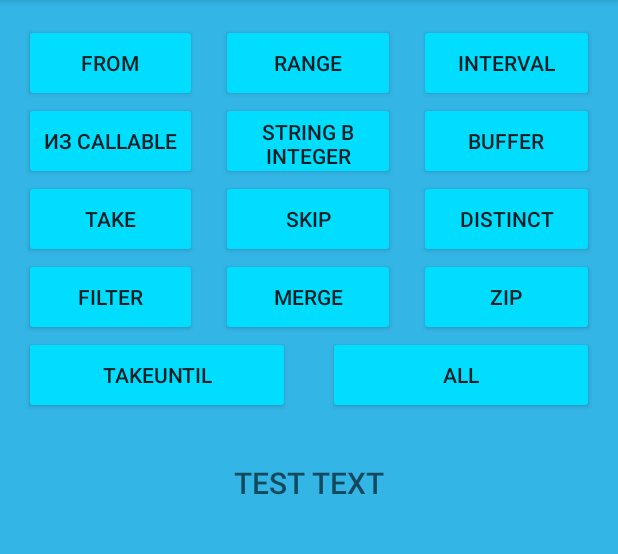
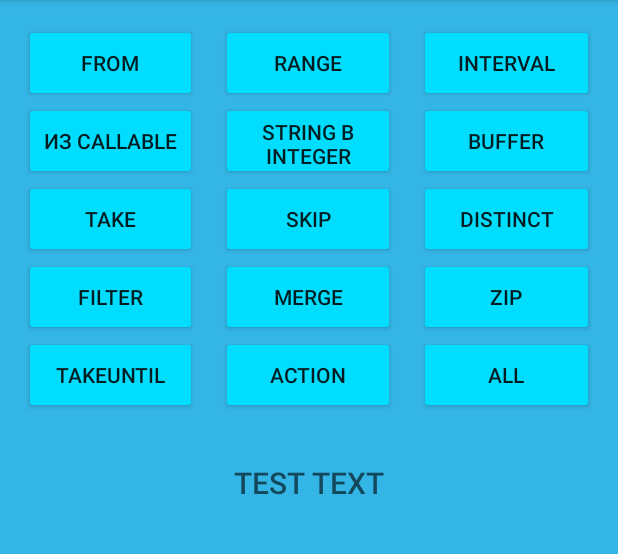
Before and after one commit to Golgoroth22/GeekBrains_Android3, an Android app: the screen it shows after launch (MainActivity), on a phone screen of 412 x 824 dp, the part 84-638 px from its top. Run offline under Robolectric (Android 15) with nearby library versions, the phone set to English and light mode, and no system bars; our stand-ins replace RxJava.

```diff
--- a/RxJava2Training/app/src/main/java/com/falin/valentin/rxjava2training/presenter/Presenter.java
+++ b/RxJava2Training/app/src/main/java/com/falin/valentin/rxjava2training/presenter/Presenter.java
@@ -84,4 +84,8 @@ public class Presenter {
         Predicate<Integer> predicate = integer -> integer < 20;
         fragment.fourteenthButtonClicked(predicate, model.getIntegerDuplicateMass());
     }
+
+    public void fifteenthButtonClicked() {
+        fragment.fifteenthButtonClicked(model.getStringMass());
+    }
 }
--- a/RxJava2Training/app/src/main/java/com/falin/valentin/rxjava2training/view/ViewFragment.java
+++ b/RxJava2Training/app/src/main/java/com/falin/valentin/rxjava2training/view/ViewFragment.java
@@ -23,7 +23,9 @@ import io.reactivex.Observer;
 import io.reactivex.Single;
 import io.reactivex.SingleObserver;
 import io.reactivex.disposables.Disposable;
+import io.reactivex.functions.Action;
 import io.reactivex.functions.BiFunction;
+import io.reactivex.functions.Consumer;
 import io.reactivex.functions.Function;
 import io.reactivex.functions.Predicate;
 import io.reactivex.schedulers.Schedulers;
@@ -45,6 +47,7 @@ public class ViewFragment extends Fragment {
     Button twelfthButton;
     Button thirteenthButton;
     Button fourteenthButton;
+    Button fifteenthButton;
     TextView textView;
     ImageView imageView;
 
@@ -95,6 +98,8 @@ public class ViewFragment extends Fragment {
         thirteenthButton.setOnClickListener(v -> presenter.thirteenthButtonClicked());
         fourteenthButton = view.findViewById(R.id.fourteenth_button);
         fourteenthButton.setOnClickListener(v -> presenter.fourteenthButtonClicked());
+        fifteenthButton = view.findViewById(R.id.fifteenth_button);
+        fifteenthButton.setOnClickListener(v -> presenter.fifteenthButtonClicked());
         textView = view.findViewById(R.id.text);
         imageView = view.findViewById(R.id.image);
     }
@@ -546,4 +551,10 @@ public class ViewFragment extends Fragment {
         };
         single.subscribe(observer);
     }
+
+    public void fifteenthButtonClicked(String[] stringMass) {
+        Observable<String> observable = Observable.fromArray(stringMass);
+        Consumer<String> consumer = (string) -> textView.append("- accept method " + string + "\n");
+        observable.subscribe(consumer);
+    }
 }
--- a/RxJava2Training/app/src/main/res/layout/fragment_view.xml
+++ b/RxJava2Training/app/src/main/res/layout/fragment_view.xml
@@ -182,6 +182,19 @@
             android:layout_weight="1" />
 
         <Button
+            android:id="@+id/fifteenth_button"
+            android:layout_width="0dp"
+            android:layout_height="match_parent"
+            android:layout_weight="7"
+            android:backgroundTint="@android:color/holo_blue_bright"
+            android:text="@string/action" />
+
+        <TextView
+            android:layout_width="0dp"
+            android:layout_height="wrap_content"
+            android:layout_weight="1" />
+
+        <Button
             android:id="@+id/fourteenth_button"
             android:layout_width="0dp"
             android:layout_height="match_parent"
--- a/RxJava2Training/app/src/main/res/values/strings.xml
+++ b/RxJava2Training/app/src/main/res/values/strings.xml
@@ -18,4 +18,5 @@
     <string name="merge">merge</string>
     <string name="takeuntil">takeUntil</string>
     <string name="all">all</string>
+    <string name="action">action</string>
 </resources>
```
